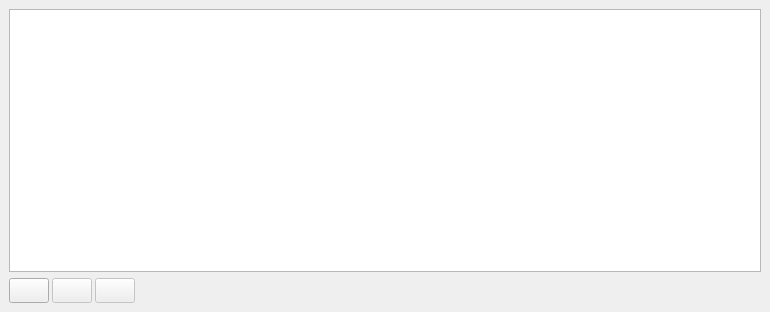
The window that gui/widget_profiles.ui (usnistgov/qpx-gamma) describes before a commit, drawn with Qt 5.
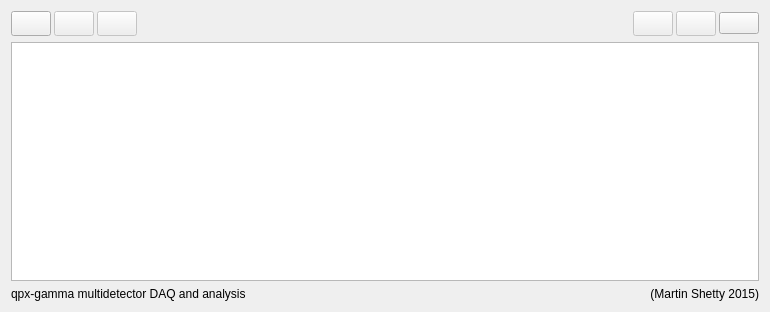
The same window after the commit. Icons and pictures are not drawn.

What changed in the file:
```diff
--- a/gui/widget_profiles.ui
+++ b/gui/widget_profiles.ui
@@ -30,21 +30,6 @@
     <normaloff>:/new/icons/qpx.xpm</normaloff>:/new/icons/qpx.xpm</iconset>
   </property>
   <layout class="QGridLayout" name="gridLayout">
-   <property name="leftMargin">
-    <number>9</number>
-   </property>
-   <property name="topMargin">
-    <number>9</number>
-   </property>
-   <property name="rightMargin">
-    <number>9</number>
-   </property>
-   <property name="bottomMargin">
-    <number>9</number>
-   </property>
-   <property name="horizontalSpacing">
-    <number>6</number>
-   </property>
    <item row="1" column="0">
     <widget class="QTableView" name="tableProfiles">
      <property name="sizePolicy">
@@ -61,7 +46,7 @@
      </property>
     </widget>
    </item>
-   <item row="2" column="0">
+   <item row="0" column="0">
     <layout class="QHBoxLayout" name="horizontalLayout_46">
      <property name="spacing">
       <number>3</number>
@@ -204,6 +189,141 @@
         </size>
        </property>
       </spacer>
+     </item>
+     <item>
+      <widget class="QPushButton" name="pushApply">
+       <property name="enabled">
+        <bool>false</bool>
+       </property>
+       <property name="sizePolicy">
+        <sizepolicy hsizetype="Maximum" vsizetype="Fixed">
+         <horstretch>0</horstretch>
+         <verstretch>0</verstretch>
+        </sizepolicy>
+       </property>
+       <property name="minimumSize">
+        <size>
+         <width>0</width>
+         <height>25</height>
+        </size>
+       </property>
+       <property name="maximumSize">
+        <size>
+         <width>16777215</width>
+         <height>25</height>
+        </size>
+       </property>
+       <property name="toolTip">
+        <string>Apply settings</string>
+       </property>
+       <property name="text">
+        <string/>
+       </property>
+       <property name="icon">
+        <iconset resource="resources/qpxres.qrc">
+         <normaloff>:/new/icons/oxy/games_endturn.png</normaloff>:/new/icons/oxy/games_endturn.png</iconset>
+       </property>
+       <property name="iconSize">
+        <size>
+         <width>18</width>
+         <height>18</height>
+        </size>
+       </property>
+      </widget>
+     </item>
+     <item>
+      <widget class="QPushButton" name="pushApplyBoot">
+       <property name="enabled">
+        <bool>false</bool>
+       </property>
+       <property name="sizePolicy">
+        <sizepolicy hsizetype="Maximum" vsizetype="Fixed">
+         <horstretch>0</horstretch>
+         <verstretch>0</verstretch>
+        </sizepolicy>
+       </property>
+       <property name="minimumSize">
+        <size>
+         <width>0</width>
+         <height>25</height>
+        </size>
+       </property>
+       <property name="maximumSize">
+        <size>
+         <width>16777215</width>
+         <height>25</height>
+        </size>
+       </property>
+       <property name="toolTip">
+        <string>Apply and boot</string>
+       </property>
+       <property name="text">
+        <string/>
+       </property>
+       <property name="icon">
+        <iconset resource="resources/qpxres.qrc">
+         <normaloff>:/new/icons/Cowboy-Boot.png</normaloff>:/new/icons/Cowboy-Boot.png</iconset>
+       </property>
+       <property name="iconSize">
+        <size>
+         <width>18</width>
+         <height>18</height>
+        </size>
+       </property>
+      </widget>
+     </item>
+     <item>
+      <widget class="QPushButton" name="OutputDirFind">
+       <property name="minimumSize">
+        <size>
+         <width>0</width>
+         <height>0</height>
+        </size>
+       </property>
+       <property name="toolTip">
+        <string>Choose settings folder</string>
+       </property>
+       <property name="text">
+        <string/>
+       </property>
+       <property name="icon">
+        <iconset resource="resources/qpxres.qrc">
+         <normaloff>:/new/icons/oxy/kfm.png</normaloff>:/new/icons/oxy/kfm.png</iconset>
+       </property>
+       <property name="iconSize">
+        <size>
+         <width>18</width>
+         <height>18</height>
+        </size>
+       </property>
+      </widget>
+     </item>
+    </layout>
+   </item>
+   <item row="2" column="0">
+    <layout class="QHBoxLayout" name="horizontalLayout_47">
+     <property name="spacing">
+      <number>3</number>
+     </property>
+     <property name="sizeConstraint">
+      <enum>QLayout::SetMaximumSize</enum>
+     </property>
+     <item>
+      <widget class="QLabel" name="label">
+       <property name="text">
+        <string>qpx-gamma multidetector DAQ and analysis</string>
+       </property>
+      </widget>
+     </item>
+     <item>
+      <widget class="QLabel" name="label_2">
+       <property name="text">
+        <string>(Martin Shetty 2015)</string>
+       </property>
+       <property name="alignment">
+        <set>Qt::AlignRight|Qt::AlignTrailing|Qt::AlignVCenter</set>
+       </property>
+      </widget>
      </item>
     </layout>
    </item>
```
